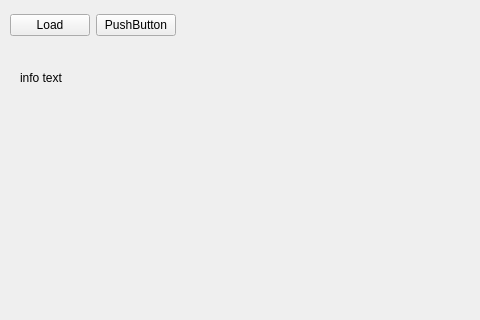
First picture: the form in utils/DAQTools/dataProcBasic.ui, repository gbox3d/fireBolt, before the edit; both pictures show x 0 to 480 and y 0 to 320 of the 757 by 632 pixel window.
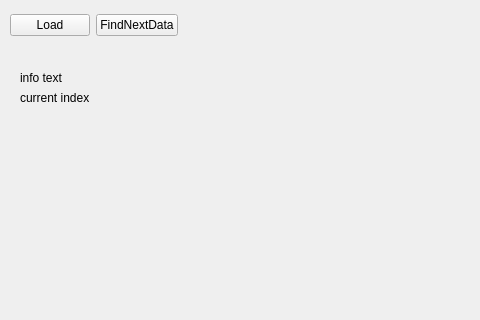
Second picture: the form after the edit.

Commit message: data process tools

The edit to the form file:
```diff
--- a/utils/DAQTools/dataProcBasic.ui
+++ b/utils/DAQTools/dataProcBasic.ui
@@ -43,7 +43,7 @@
     <item>
      <widget class="QPushButton" name="pushButton_2">
       <property name="text">
-       <string>PushButton</string>
+       <string>FindNextData</string>
       </property>
      </widget>
     </item>
@@ -75,6 +75,19 @@
     <string>info text</string>
    </property>
   </widget>
+  <widget class="QLabel" name="labelCurIndex">
+   <property name="geometry">
+    <rect>
+     <x>20</x>
+     <y>90</y>
+     <width>201</width>
+     <height>16</height>
+    </rect>
+   </property>
+   <property name="text">
+    <string>current index</string>
+   </property>
+  </widget>
  </widget>
  <resources/>
  <connections/>
```
Left out of the diff: 2 changed lines with no effect on the pictures. The commit also changes 6 other files.
